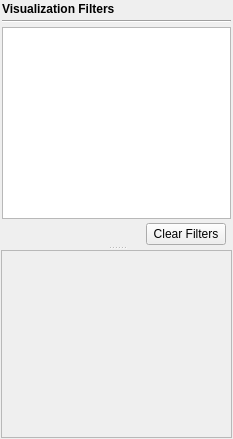
First picture: the form in SIMPLVtkLib/QtWidgets/UI_Files/VisualizationFilterWidgets.ui, repository mmarineBlueQuartz/SIMPLVtkLib, before the edit.
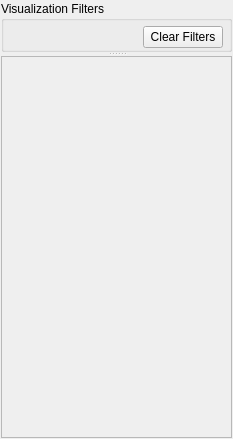
Second picture: the form after the edit. Custom widgets are drawn as their Qt base class.

Commit message: Updated QtWidget UI to use QGroupBox instead of line separators

Diff of the .ui file:
```diff
--- a/SIMPLVtkLib/QtWidgets/UI_Files/VisualizationFilterWidgets.ui
+++ b/SIMPLVtkLib/QtWidgets/UI_Files/VisualizationFilterWidgets.ui
@@ -34,7 +34,10 @@
      <property name="orientation">
       <enum>Qt::Vertical</enum>
      </property>
-     <widget class="QWidget" name="widget" native="true">
+     <widget class="QGroupBox" name="groupBox">
+      <property name="title">
+       <string>Visualization Filters</string>
+      </property>
       <layout class="QGridLayout" name="gridLayout">
        <property name="leftMargin">
         <number>1</number>
@@ -51,40 +54,17 @@
        <property name="spacing">
         <number>4</number>
        </property>
-       <item row="1" column="0">
-        <widget class="Line" name="line">
-         <property name="orientation">
-          <enum>Qt::Horizontal</enum>
-         </property>
-        </widget>
-       </item>
-       <item row="2" column="0">
-        <widget class="VSFilterView" name="visualFilterView">
+       <item row="0" column="0">
+        <widget class="VSFilterView" name="visualFilterView" native="true">
          <property name="sizePolicy">
           <sizepolicy hsizetype="Preferred" vsizetype="MinimumExpanding">
            <horstretch>0</horstretch>
            <verstretch>1</verstretch>
           </sizepolicy>
          </property>
-         <property name="selectionMode">
-          <enum>QAbstractItemView::ExtendedSelection</enum>
-         </property>
         </widget>
        </item>
-       <item row="0" column="0">
-        <widget class="QLabel" name="label">
-         <property name="font">
-          <font>
-           <weight>75</weight>
-           <bold>true</bold>
-          </font>
-         </property>
-         <property name="text">
-          <string>Visualization Filters</string>
-         </property>
-        </widget>
-       </item>
-       <item row="3" column="0">
+       <item row="1" column="0">
         <widget class="QWidget" name="widget_2" native="true">
          <layout class="QGridLayout" name="gridLayout_3">
           <property name="leftMargin">
@@ -159,7 +139,7 @@
          <x>0</x>
          <y>0</y>
          <width>229</width>
-         <height>185</height>
+         <height>365</height>
         </rect>
        </property>
        <layout class="QVBoxLayout" name="verticalLayout_7">
@@ -179,7 +159,7 @@
          <number>0</number>
         </property>
         <item>
-         <widget class="VSFilterSettingsWidget" name="vsFilterWidget">
+         <widget class="VSFilterSettingsWidget" name="vsFilterWidget" native="true">
           <property name="sizePolicy">
            <sizepolicy hsizetype="Preferred" vsizetype="Minimum">
             <horstretch>0</horstretch>
@@ -211,7 +191,7 @@
  <customwidgets>
   <customwidget>
    <class>VSFilterView</class>
-   <extends>QTreeView</extends>
+   <extends>QWidget</extends>
    <header location="global">VSFilterView.h</header>
   </customwidget>
   <customwidget>
@@ -222,7 +202,7 @@
   </customwidget>
   <customwidget>
    <class>VSFilterSettingsWidget</class>
-   <extends>QFrame</extends>
+   <extends>QWidget</extends>
    <header location="global">VSFilterSettingsWidget.h</header>
    <container>1</container>
   </customwidget>
```
Left out of the diff: 1 changed line with no effect on the pictures. The commit also changes 6 other files.
